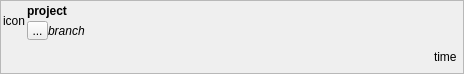
germaniumhq/felix, file ui/JenkinsBuildBranchFrame.ui: the form before one commit.
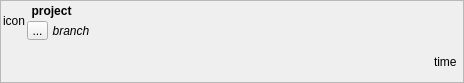
The form after the commit.

Commit message: Links work to open branches/projects.

What changed in the file:
```diff
--- a/ui/JenkinsBuildBranchFrame.ui
+++ b/ui/JenkinsBuildBranchFrame.ui
@@ -7,7 +7,7 @@
     <x>0</x>
     <y>0</y>
     <width>464</width>
-    <height>74</height>
+    <height>83</height>
    </rect>
   </property>
   <property name="windowTitle">
@@ -79,16 +79,21 @@
           <item>
            <layout class="QHBoxLayout" name="horizontalLayout_2">
             <item>
-             <widget class="QLabel" name="project_name_label">
+             <widget class="QToolButton" name="project_name_button">
               <property name="cursor">
                <cursorShape>ArrowCursor</cursorShape>
               </property>
               <property name="styleSheet">
-               <string notr="true">font-weight: bold</string>
+               <string notr="true">border: none;
+padding: 0;
+font-weight: bold;</string>
               </property>
               <property name="text">
                <string>project</string>
               </property>
+              <property name="toolButtonStyle">
+               <enum>Qt::ToolButtonTextOnly</enum>
+              </property>
              </widget>
             </item>
             <item>
@@ -135,18 +140,36 @@
              </widget>
             </item>
             <item>
-             <widget class="QLabel" name="branch_name_label">
+             <widget class="QToolButton" name="branch_name_button">
               <property name="cursor">
                <cursorShape>ArrowCursor</cursorShape>
               </property>
               <property name="styleSheet">
-               <string notr="true">font-style: italic</string>
+               <string notr="true">padding: 0;
+border: none;
+font-style: italic;</string>
               </property>
               <property name="text">
                <string>branch</string>
               </property>
+              <property name="toolButtonStyle">
+               <enum>Qt::ToolButtonTextOnly</enum>
+              </property>
              </widget>
             </item>
+            <item>
+             <spacer name="horizontalSpacer_3">
+              <property name="orientation">
+               <enum>Qt::Horizontal</enum>
+              </property>
+              <property name="sizeHint" stdset="0">
+               <size>
+                <width>40</width>
+                <height>20</height>
+               </size>
+              </property>
+             </spacer>
+            </item>
            </layout>
           </item>
          </layout>
```
Left out of the diff: 4 changed lines with no effect on the pictures. The commit also changes 14 other files.
